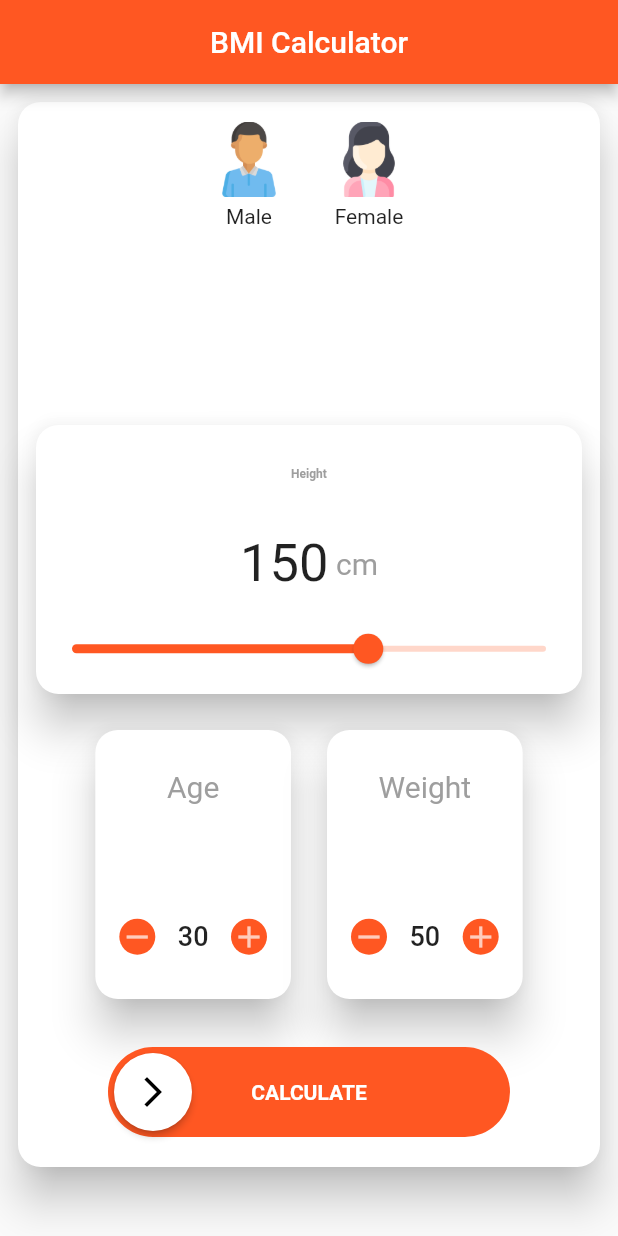
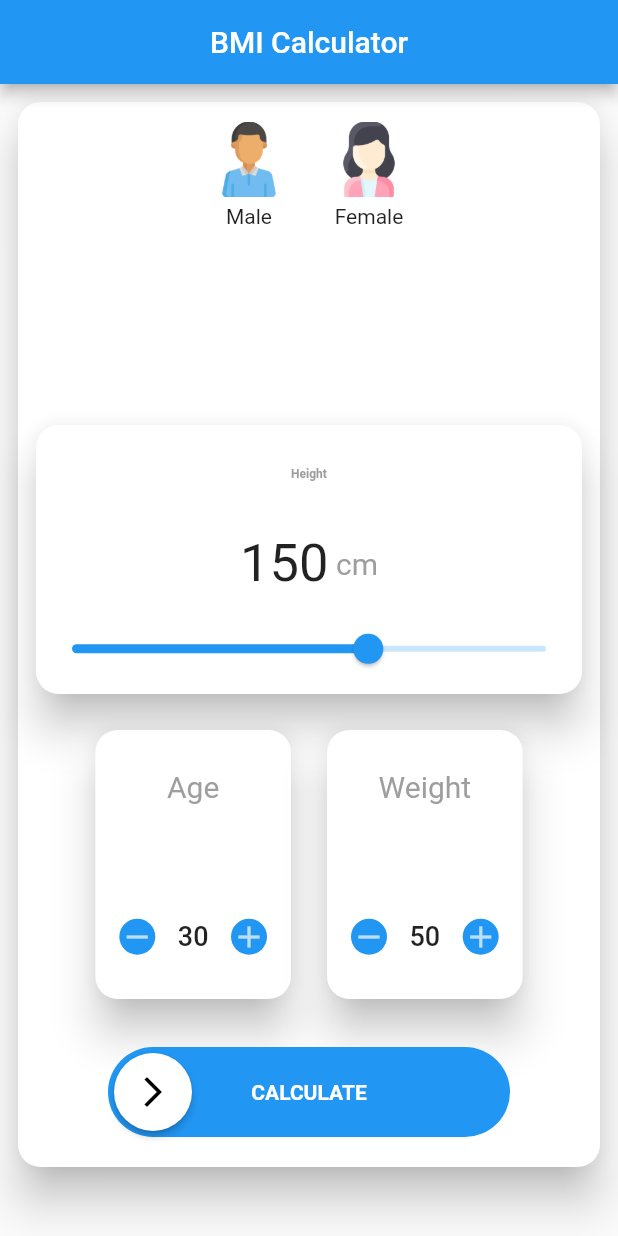
Before and after one commit to ebrahim48/Bmi_Calculator, a Flutter app: the screen it shows after launch, on a phone screen of 412 x 824 dp. Run offline on Flutter 3.47's test engine with Material 2 defaults, Android fonts, the phone set to English and light mode, and no system bars; drawn by our look-alikes of swipeable_button_view; our stand-ins replace page_transition; missing offline and left inert: flutter_3d_choice_chip, pretty_gauge.

Commit message:
Bmi Calculater update color change

```diff
--- a/lib/main.dart
+++ b/lib/main.dart
@@ -17,7 +17,7 @@ class MyApp extends StatelessWidget {
       debugShowCheckedModeBanner: false,
       title: 'Flutter Demo',
       theme: ThemeData(
-        primarySwatch: Colors.deepOrange,
+        primarySwatch: Colors.blue,
       ),
       home: HomePage(),
     );
--- a/lib/pages/home_page.dart
+++ b/lib/pages/home_page.dart
@@ -108,7 +108,7 @@ class _HomePageState extends State<HomePage> {
                           });
                         });
                       },
-                      activeColor: Colors.deepOrange,
+                      activeColor: Colors.blue,
                       buttonWidget: Icon(
                         Icons.arrow_forward_ios_outlined,
                         color: Colors.black,
--- a/lib/widget/age_weight_widget.dart
+++ b/lib/widget/age_weight_widget.dart
@@ -66,7 +66,7 @@ class _AgeWidgetState extends State<AgeWidget> {
                       },
                       child: CircleAvatar(
                         radius: 12,
-                        backgroundColor: Colors.deepOrange,
+                        backgroundColor: Colors.blue,
                         child: Icon(Icons.remove),
                       ),
                     ),
@@ -96,7 +96,7 @@ class _AgeWidgetState extends State<AgeWidget> {
                       },
                       child: CircleAvatar(
                         radius: 12,
-                        backgroundColor: Colors.deepOrange,
+                        backgroundColor: Colors.blue,
                         child: Icon(Icons.add),
                       ),
                     ),
```
